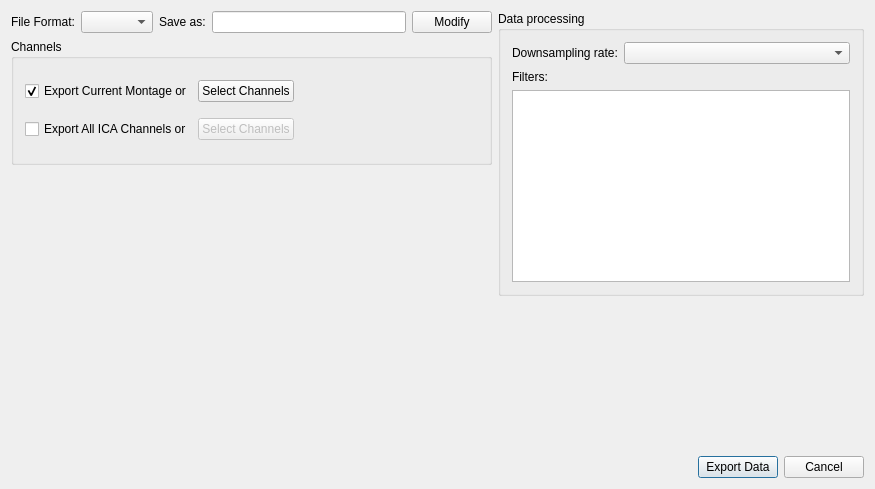
This is src/AnyWave/Process/AwExporterSettings.ui in HIP-infrastructure/anywave-code as Qt 5 draws it before an edit. The edited form follows.
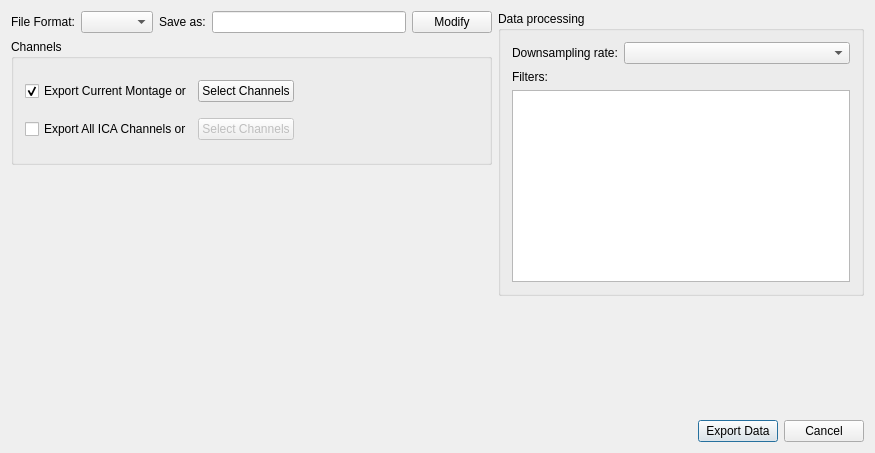
This is the edited form. Icons and pictures are not drawn. Custom widgets are drawn as their Qt base class.

```diff
--- a/src/AnyWave/Process/AwExporterSettings.ui
+++ b/src/AnyWave/Process/AwExporterSettings.ui
@@ -7,7 +7,7 @@
     <x>0</x>
     <y>0</y>
     <width>875</width>
-    <height>489</height>
+    <height>453</height>
    </rect>
   </property>
   <property name="windowTitle">
```
